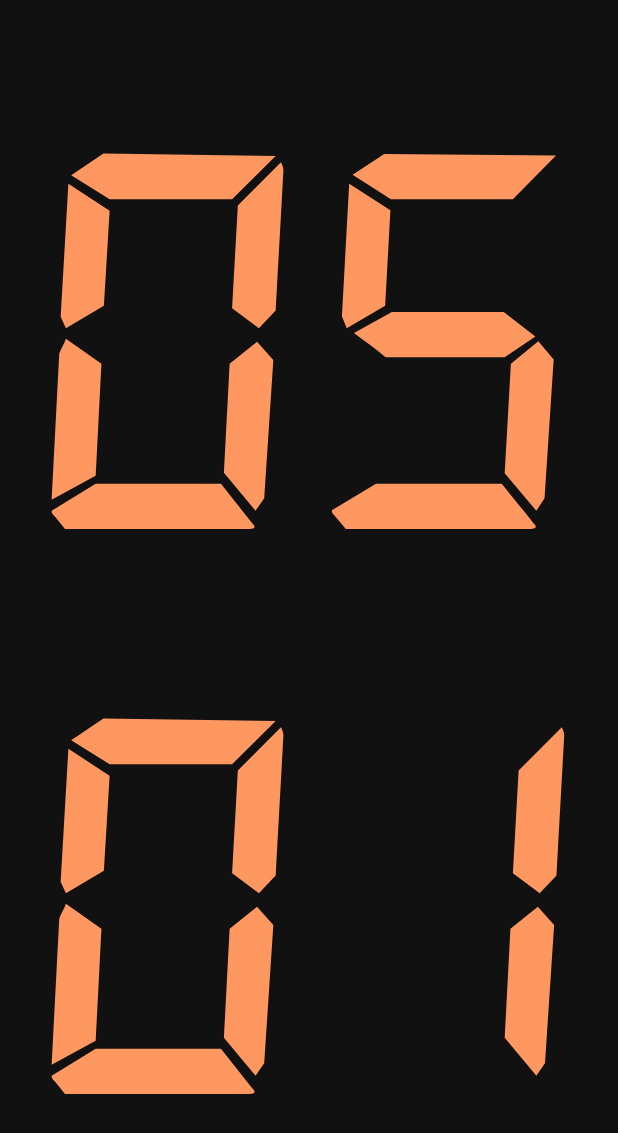
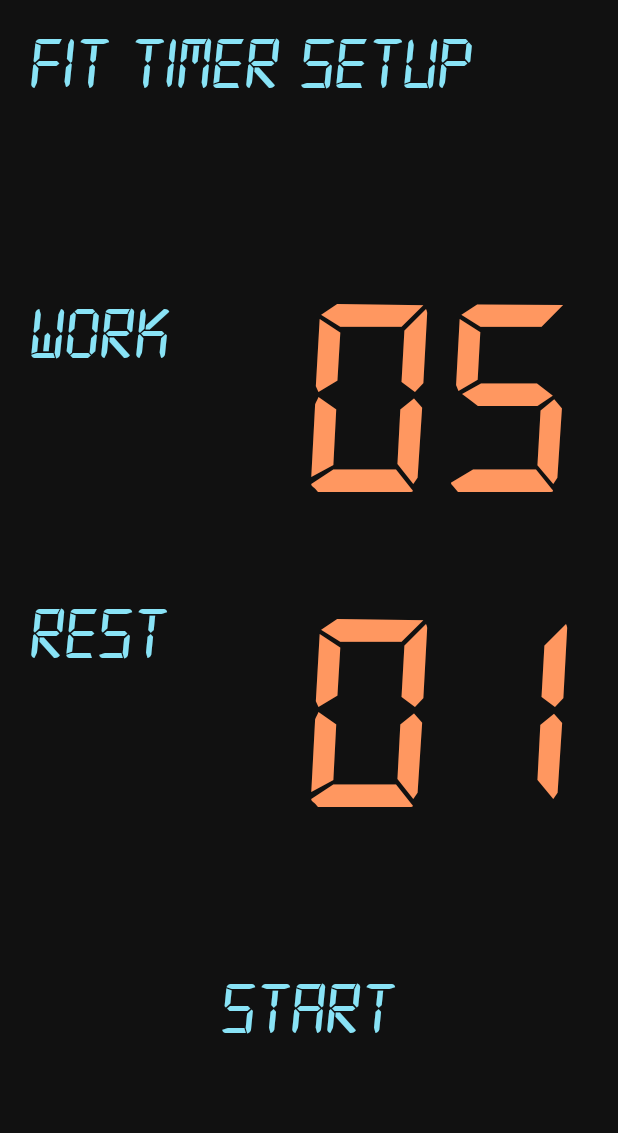
Before and after one commit to nickxiu27/Fitimer, an Android app: the fragment FitTimerImpl shown on its own in the app's theme, on a phone screen of 412 x 824 dp. Shown: the top 1133 px of the screen. Run offline under Robolectric (Android 15) with nearby library versions, the phone set to English and light mode, and no system bars.

Commit message:
Fit timer features  - Finished the setup page UI: added work / rest time indicators  - Linked work / rest minutes with the actual timer, and automated the timer switching.  - Polished the setup-running pages animation.
 Overall features
 - Fixed the page resetting issue, by setOffscreenPageLimit().

```diff
--- a/app/src/main/java/com/nickxiu/fitimer/MainActivity.java
+++ b/app/src/main/java/com/nickxiu/fitimer/MainActivity.java
@@ -10,6 +10,7 @@ import android.widget.Toast;
 
 public class MainActivity extends AppCompatActivity implements LandingPage.OnClickListener {
     private static final String TAG = "MainActivity";
+    private static final int MAX_PAGES = 3;
 
     private TimerFragmentPagerAdapter adapter;
     private ViewPager viewPager;
@@ -23,6 +24,7 @@ public class MainActivity extends AppCompatActivity implements LandingPage.OnCli
         toast = Toast.makeText(this, "", Toast.LENGTH_SHORT);
 
         viewPager = findViewById(R.id.view_pager);
+        viewPager.setOffscreenPageLimit(MAX_PAGES);
 
         // Create an adapter that
         // knows which fragment should
--- a/app/src/main/res/layout/fit_timer_view.xml
+++ b/app/src/main/res/layout/fit_timer_view.xml
@@ -11,36 +11,29 @@
         android:layout_width="match_parent"
         android:layout_height="match_parent"
         android:background="@color/colorBackground"
-        android:orientation="vertical"
-        android:weightSum="2">
+        android:orientation="vertical">
 
         <TextView
             android:id="@+id/minute_text_view"
-            android:layout_width="match_parent"
-            android:layout_height="match_parent"
-            android:layout_marginBottom="-100dp"
-            android:layout_weight="1"
+            android:layout_width="wrap_content"
+            android:layout_height="wrap_content"
+            android:layout_marginTop="200dp"
+            android:layout_marginLeft="200dp"
             android:fontFamily="@font/segment_7"
-            android:gravity="center"
             android:text="@string/fit_timer_work_place_holder"
             android:textColor="@color/colorPrimary"
-            app:autoSizeMaxTextSize="320sp"
-            app:autoSizeMinTextSize="5sp"
-            app:autoSizeTextType="uniform" />
+            android:textSize="160sp"/>
 
         <TextView
             android:id="@+id/second_text_view"
-            android:layout_width="match_parent"
-            android:layout_height="match_parent"
-            android:layout_marginBottom="-30dp"
-            android:layout_weight="1"
+            android:layout_width="wrap_content"
+            android:layout_height="wrap_content"
+            android:layout_marginTop="50dp"
+            android:layout_marginLeft="200dp"
             android:fontFamily="@font/segment_7"
-            android:gravity="center"
             android:text="@string/fit_timer_rest_place_holder"
             android:textColor="@color/colorPrimary"
-            app:autoSizeMaxTextSize="320sp"
-            app:autoSizeMinTextSize="5sp"
-            app:autoSizeTextType="uniform" />
+            android:textSize="160sp"/>
     </LinearLayout>
 
     <TextView
@@ -52,18 +45,38 @@
         android:fontFamily="@font/digital_7"
         android:text="@string/fit_timer_title"
         android:textColor="@color/colorSetup"
-        android:textSize="50sp"
-        android:visibility="gone"/>
+        android:textSize="50sp"/>
+
+    <TextView
+        android:id="@+id/work_text_view"
+        android:layout_width="wrap_content"
+        android:layout_height="wrap_content"
+        android:layout_marginTop="200dp"
+        android:layout_marginLeft="20dp"
+        android:fontFamily="@font/digital_7"
+        android:text="@string/fit_timer_work"
+        android:textColor="@color/colorSetup"
+        android:textSize="50sp"/>
+
+    <TextView
+        android:id="@+id/rest_text_view"
+        android:layout_width="wrap_content"
+        android:layout_height="wrap_content"
+        android:layout_marginTop="400dp"
+        android:layout_marginLeft="20dp"
+        android:fontFamily="@font/digital_7"
+        android:text="@string/fit_timer_rest"
+        android:textColor="@color/colorSetup"
+        android:textSize="50sp"/>
 
     <TextView
         android:id="@+id/start_button_text_view"
         android:layout_width="wrap_content"
         android:layout_height="wrap_content"
-        android:layout_marginTop="600dp"
+        android:layout_marginTop="650dp"
         android:fontFamily="@font/digital_7"
         android:layout_gravity="center_horizontal"
         android:text="@string/fit_timer_start"
         android:textColor="@color/colorSetup"
-        android:textSize="50sp"
-        android:visibility="gone"/>
+        android:textSize="50sp"/>
 </FrameLayout>
--- a/app/src/main/res/values/strings.xml
+++ b/app/src/main/res/values/strings.xml
@@ -3,6 +3,8 @@
     <string name="timer_place_holder">00</string>
     <string name="fit_timer_title">Fit Timer Setup</string>
     <string name="fit_timer_start">Start</string>
+    <string name="fit_timer_work">Work</string>
+    <string name="fit_timer_rest">Rest</string>
     <string name="fit_timer_work_place_holder">05</string>
     <string name="fit_timer_rest_place_holder">01</string>
     <string name="timer_menu_item">Timer</string>
```
Also changed, not shown: app/src/main/java/com/nickxiu/fitimer/FitTimerImpl.java (+77 -56 lines), app/src/main/java/com/nickxiu/fitimer/TimerImpl.java (+14 -2 lines), 1 other file.
